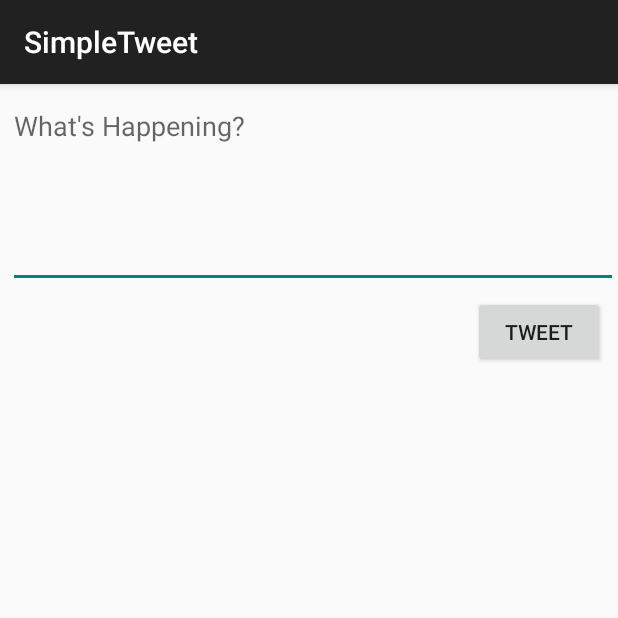
After one commit to blell1/SimpleTweet, an Android app: the ComposeActivity screen opened directly, with no data from a screen before it, on a phone screen of 412 x 824 dp, the top half of it. The commit adds this screen. Run offline under Robolectric (Android 15) with nearby library versions, the phone set to English and light mode, and no system bars; our stand-ins replace Room's generated code; libraries missing offline, so code that uses them is left out: com.codepath.asynchttpclient, com.facebook.stetho, org.parceler; 1 statement that could not run was skipped.

Commit message:
Added ability to write tweets

```diff
--- a/app/build.gradle
+++ b/app/build.gradle
@@ -51,4 +51,6 @@ dependencies {
     annotationProcessor "androidx.room:room-compiler:$room_version"
     implementation 'com.facebook.stetho:stetho:1.5.1'
     implementation 'androidx.swiperefreshlayout:swiperefreshlayout:1.0.0'
+    implementation 'org.parceler:parceler-api:1.1.12'
+    annotationProcessor 'org.parceler:parceler:1.1.12'
 }
--- a/app/src/main/AndroidManifest.xml
+++ b/app/src/main/AndroidManifest.xml
@@ -13,7 +13,8 @@
         android:icon="@drawable/ic_launcher"
         android:label="@string/app_name"
         android:theme="@style/AppTheme">
-        <activity android:name=".TimelineActivity"></activity>
+        <activity android:name=".ComposeActivity"></activity>
+        <activity android:name=".TimelineActivity" />
         <activity
             android:name=".LoginActivity"
             android:label="@string/app_name"
--- /dev/null
+++ b/app/src/main/java/com/codepath/apps/restclienttemplate/ComposeActivity.java
@@ -0,0 +1,84 @@
+package com.codepath.apps.restclienttemplate;
+
+import androidx.appcompat.app.AppCompatActivity;
+
+import android.content.Intent;
+import android.os.Bundle;
+import android.util.Log;
+import android.view.View;
+import android.widget.Button;
+import android.widget.EditText;
+import android.widget.Toast;
+
+import com.codepath.apps.restclienttemplate.models.Tweet;
+import com.codepath.asynchttpclient.callback.JsonHttpResponseHandler;
+
+import org.json.JSONException;
+import org.parceler.Parcels;
+
+import okhttp3.Headers;
+
+public class ComposeActivity extends AppCompatActivity {
+
+    public static final String TAG = "ComposeActivity";
+    public static final int MAX_TWEET_LENGTH =140;
+
+    EditText etCompose;
+    Button btnTweet;
+
+    TwitterClient client;
+
+    @Override
+    protected void onCreate(Bundle savedInstanceState) {
+        super.onCreate(savedInstanceState);
+        setContentView(R.layout.activity_compose);
+
+        client = TwitterApp.getRestClient(this);
+
+        etCompose = findViewById(R.id.etCompose);
+        btnTweet = findViewById(R.id.btnTweet);
+
+
+        //set click listener
+        btnTweet.setOnClickListener(new View.OnClickListener() {
+            @Override
+            public void onClick(View view) {
+                final String tweetContent = etCompose.getText().toString();
+                if (tweetContent.isEmpty()){
+                    Toast.makeText(ComposeActivity.this, "Sorry, your tweet cannot be empty", Toast.LENGTH_LONG).show();
+                    return;
+                }
+                if (tweetContent.length() > MAX_TWEET_LENGTH){
+                    Toast.makeText(ComposeActivity.this, "Sorry, your tweet is too long", Toast.LENGTH_LONG).show();
+                    return;
+                }
+                Toast.makeText(ComposeActivity.this, tweetContent, Toast.LENGTH_LONG).show();
+                //make api call to twitter to publish tweet
+                client.publishTweet(tweetContent, new JsonHttpResponseHandler() {
+                    @Override
+                    public void onSuccess(int statusCode, Headers headers, JSON json) {
+                        Log.i(TAG, "onSuccess to publish tweet");
+                        try {
+                            Tweet tweet = Tweet.fromJson(json.jsonObject);
+                            Log.i(TAG, "Published Tweet says: " + tweet.body);
+                            Intent intent = new Intent();
+                            intent.putExtra("tweet", Parcels.wrap(tweet));
+                            //set Result code and bundle data for response
+                            setResult(RESULT_OK, intent);
+                            //Close activity
+                            finish();
+                        } catch (JSONException e) {
+                            e.printStackTrace();
+                        }
+                    }
+
+                    @Override
+                    public void onFailure(int statusCode, Headers headers, String response, Throwable throwable) {
+                        Log.e(TAG, "onFailure to publish tweet", throwable);
+                    }
+                });
+            }
+        });
+
+    }
+}
--- a/app/src/main/java/com/codepath/apps/restclienttemplate/models/Tweet.java
+++ b/app/src/main/java/com/codepath/apps/restclienttemplate/models/Tweet.java
@@ -3,16 +3,21 @@ package com.codepath.apps.restclienttemplate.models;
 import org.json.JSONArray;
 import org.json.JSONException;
 import org.json.JSONObject;
+import org.parceler.Parcel;
 
 import java.util.ArrayList;
 import java.util.List;
 
+@Parcel
 public class Tweet {
 
     public String body;
     public String createdAt;
     public long id;
     public User user;
+
+    //Parcel's empty constructor
+    public  Tweet() {}
 
     public static Tweet fromJson(JSONObject jsonObject) throws JSONException {
         Tweet tweet = new Tweet();
--- a/app/src/main/java/com/codepath/apps/restclienttemplate/models/User.java
+++ b/app/src/main/java/com/codepath/apps/restclienttemplate/models/User.java
@@ -3,15 +3,20 @@ package com.codepath.apps.restclienttemplate.models;
 import org.json.JSONArray;
 import org.json.JSONException;
 import org.json.JSONObject;
+import org.parceler.Parcel;
 
 import java.util.ArrayList;
 import java.util.List;
 
+@Parcel
 public class User {
 
     public String name;
     public String screenName;
     public String profileImageUrl;
+
+    //Parcel's empty constructor
+    public User() {}
 
     public static User fromJson(JSONObject jsonObject) throws JSONException {
         User user = new User();
--- /dev/null
+++ b/app/src/main/res/layout/activity_compose.xml
@@ -0,0 +1,31 @@
+<?xml version="1.0" encoding="utf-8"?>
+<RelativeLayout
+    xmlns:android="http://schemas.android.com/apk/res/android"
+    xmlns:app="http://schemas.android.com/apk/res-auto"
+    xmlns:tools="http://schemas.android.com/tools"
+    android:layout_width="match_parent"
+    android:layout_height="match_parent"
+    tools:context=".ComposeActivity">
+
+    <EditText
+        android:id="@+id/etCompose"
+        android:layout_width="match_parent"
+        android:layout_height="wrap_content"
+        android:layout_marginStart="5dp"
+        android:layout_marginTop="5dp"
+        android:ems="10"
+        android:gravity="start|top"
+        android:hint="What's Happening?"
+        android:inputType="textMultiLine"
+        android:minLines="5" />
+
+    <Button
+        android:id="@+id/btnTweet"
+        android:layout_width="wrap_content"
+        android:layout_height="wrap_content"
+        android:layout_below="@+id/etCompose"
+        android:layout_marginStart="315dp"
+        android:layout_marginTop="5dp"
+        android:layout_marginEnd="5dp"
+        android:text="@string/tweet" />
+</RelativeLayout>
--- a/app/src/main/res/values/strings.xml
+++ b/app/src/main/res/values/strings.xml
@@ -5,5 +5,7 @@
     <string name="login_label">Log in</string>
     <string name="intent_scheme">oauth</string>
     <string name="intent_host">cprest</string>
+    <string name="tweet">Tweet</string>
+    <string name="compose">Compose</string>
 
 </resources>
```
Also changed, not shown: app/src/main/java/com/codepath/apps/restclienttemplate/TimelineActivity.java (+40 -0 lines), app/src/main/java/com/codepath/apps/restclienttemplate/TwitterClient.java (+9 -0 lines).
